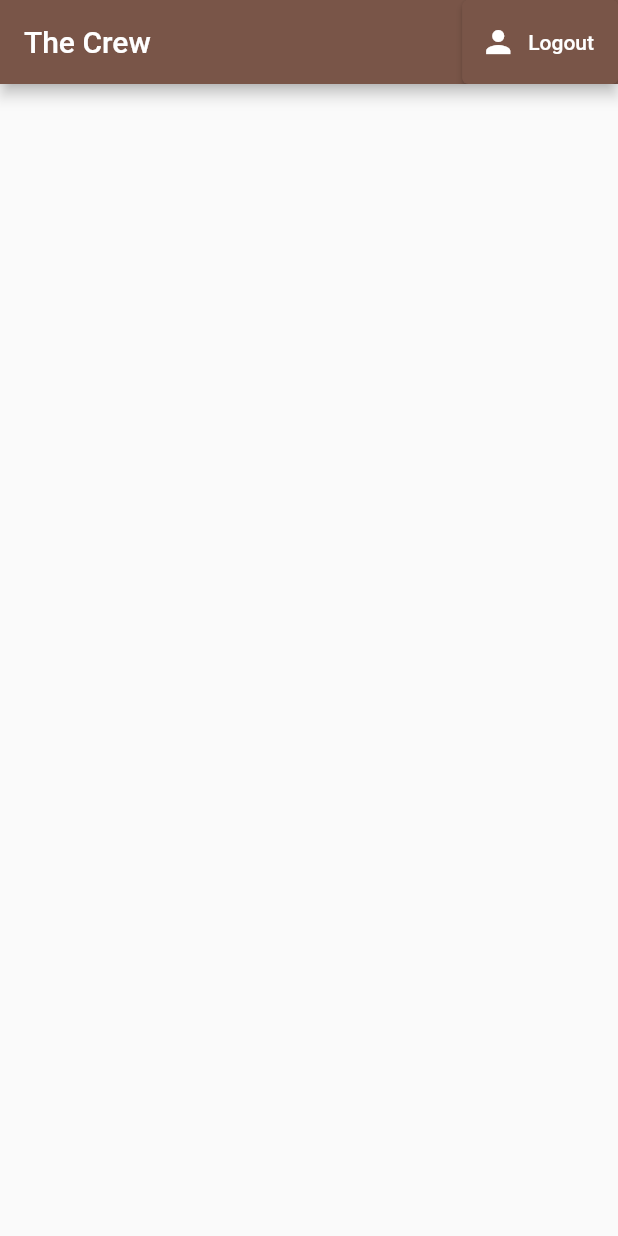
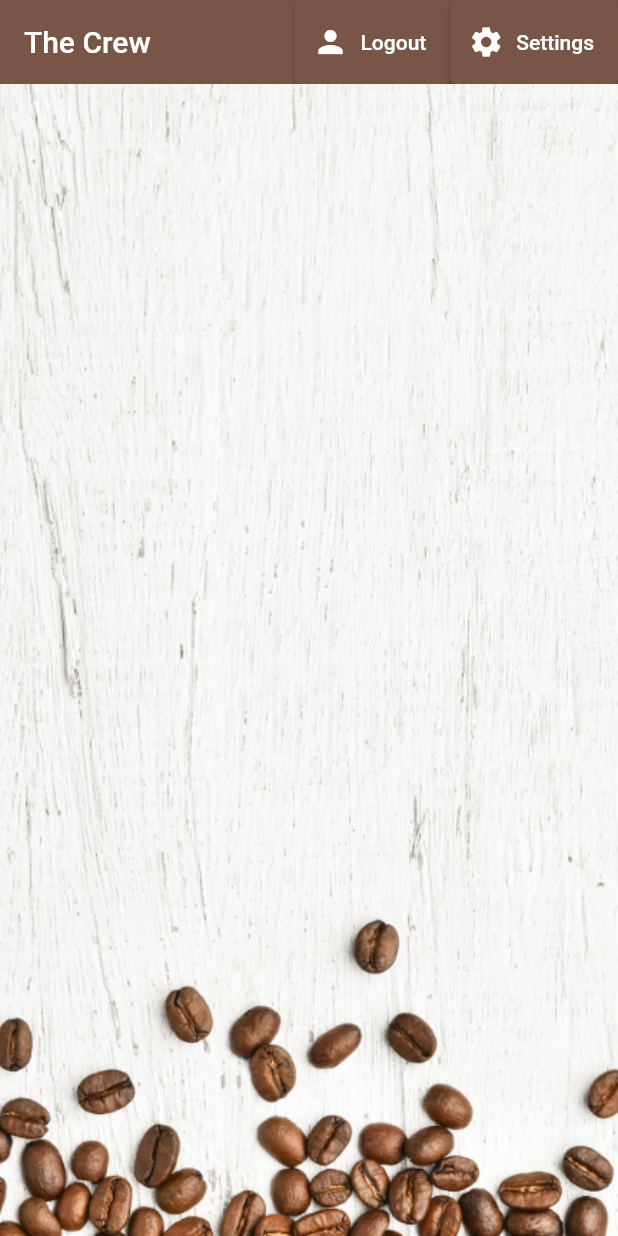
Before and after one commit to Zfajar25/firebase_test, a Flutter app: the screen it shows once a user with an empty profile is signed in, on a phone screen of 412 x 824 dp. Run offline on Flutter 3.47's test engine with Material 2 defaults, Android fonts, the phone set to English and light mode, and no system bars; our stand-ins replace cloud_firestore, firebase_auth, flutter_spinkit; accounts and stored records are empty.

Commit message:
final finishing

```diff
--- a/lib/models/user.dart
+++ b/lib/models/user.dart
@@ -3,3 +3,16 @@ class User {
 
   User({required this.uid});
 }
+
+class UserData {
+  final String? uid;
+  final String name;
+  final String sugars;
+  final int amount;
+
+  UserData(
+      {this.uid,
+      required this.name,
+      required this.sugars,
+      required this.amount});
+}
--- a/lib/screens/home/drink_tile.dart
+++ b/lib/screens/home/drink_tile.dart
@@ -8,11 +8,13 @@ class DrinkTile extends StatelessWidget {
   @override
   Widget build(BuildContext context) {
     return Padding(
-      padding: EdgeInsets.only(top: 5),
+      padding: const EdgeInsets.only(top: 5),
       child: Card(
-        margin: EdgeInsets.symmetric(vertical: 5, horizontal: 10),
+        margin: const EdgeInsets.symmetric(vertical: 5, horizontal: 10),
+        color: Colors.white,
         child: ListTile(
           leading: CircleAvatar(
+            backgroundImage: const AssetImage('assets/coffee_icon.png'),
             radius: 25,
             backgroundColor: Colors.brown[drink!.amount],
           ),
--- a/lib/screens/home/home.dart
+++ b/lib/screens/home/home.dart
@@ -1,6 +1,6 @@
-import 'package:cloud_firestore/cloud_firestore.dart';
 import 'package:firebase_test/models/drink.dart';
 import 'package:firebase_test/screens/home/drink_list.dart';
+import 'package:firebase_test/screens/home/settings_home.dart';
 import 'package:firebase_test/services/auth.dart';
 import 'package:firebase_test/services/services.dart';
 import 'package:flutter/material.dart';
@@ -9,13 +9,30 @@ import 'package:provider/provider.dart';
 class Home extends StatelessWidget {
   final AuthService _auth = AuthService();
 
+  Home({Key? key}) : super(key: key);
+
   @override
   Widget build(BuildContext context) {
+    void _showPanel() {
+      showModalBottomSheet(
+          isScrollControlled: true,
+          context: context,
+          builder: (context) {
+            return Container(
+              padding: EdgeInsets.symmetric(vertical: 20, horizontal: 60),
+              child: SettingsForm(),
+              color: Colors.grey,
+            );
+          });
+    }
+
     return StreamProvider<List<Drinks>?>.value(
       value: DatabaseService().theDrink,
       initialData: List.empty(),
       child: Scaffold(
+        resizeToAvoidBottomInset: true,
         appBar: AppBar(
+            elevation: 0,
             title: Text('The Crew'),
             backgroundColor: Colors.brown,
             actions: <Widget>[
@@ -27,9 +44,20 @@ class Home extends StatelessWidget {
                 label: Text('Logout'),
                 style: ElevatedButton.styleFrom(primary: Colors.brown),
               ),
-          ],
+              ElevatedButton.icon(
+                  onPressed: () => _showPanel(),
+                  icon: Icon(Icons.settings),
+                  label: Text('Settings'),
+                  style: ElevatedButton.styleFrom(primary: Colors.brown))
+            ]),
+        body: Container(
+          child: DrinkList(),
+          decoration: const BoxDecoration(
+              image: DecorationImage(
+                  image: AssetImage('assets/coffee_bg.png'),
+                  fit: BoxFit.cover)),
         ),
-        body: DrinkList(),
+        backgroundColor: Colors.brown[100],
       ),
     );
   }
--- a/pubspec.yaml
+++ b/pubspec.yaml
@@ -62,9 +62,9 @@ flutter:
   uses-material-design: true
 
   # To add assets to your application, add an assets section, like this:
-  # assets:
-  #   - images/a_dot_burr.jpeg
-  #   - images/a_dot_ham.jpeg
+  assets:
+   - assets/coffee_bg.png
+   - assets/coffee_icon.png
 
   # An image asset can refer to one or more resolution-specific "variants", see
   # https://flutter.dev/assets-and-images/#resolution-aware.
```
Also changed, not shown: lib/screens/home/settings_home.dart (added, +112 -0 lines), lib/services/services.dart (+15 -0 lines), lib/shared/constant.dart (added, +18 -0 lines), assets/coffee_bg.png (added), assets/coffee_icon.png (added). Lines whose indentation alone changed are shown as unchanged.
